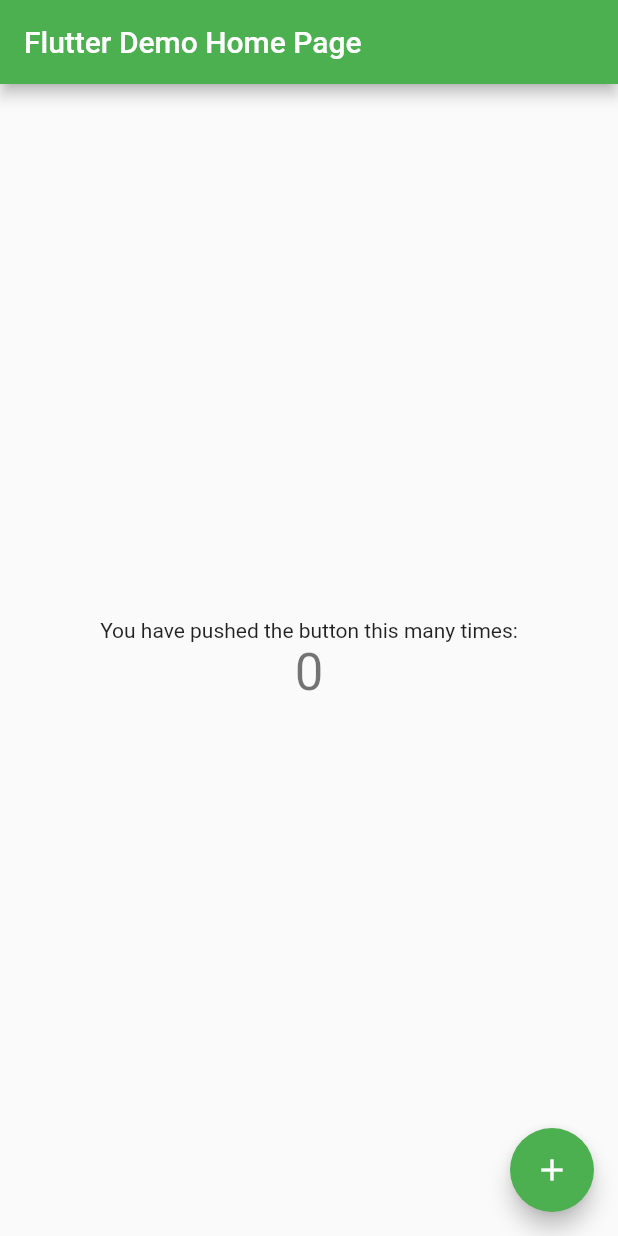
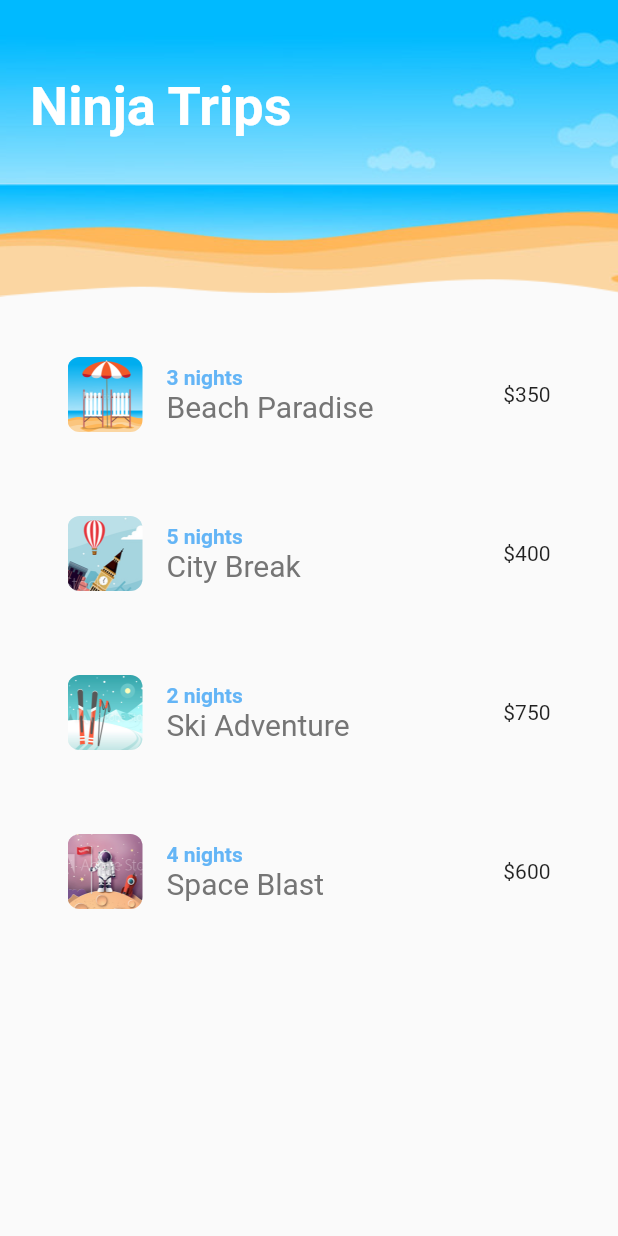
Before and after one commit to Raees453/flutter_animations, a Flutter app: the screen it shows after launch, on a phone screen of 412 x 824 dp. Run offline on Flutter 3.47's test engine with Material 2 defaults, Android fonts, the phone set to English and light mode, and no system bars; missing offline and left inert: lipsum.

```diff
--- a/lib/main.dart
+++ b/lib/main.dart
@@ -1,115 +1,18 @@
 import 'package:flutter/material.dart';
 
+import 'screens/home.dart';
+
 void main() {
-  runApp(const MyApp());
+  runApp(MyApp());
 }
 
 class MyApp extends StatelessWidget {
-  const MyApp({Key? key}) : super(key: key);
-
   // This widget is the root of your application.
   @override
   Widget build(BuildContext context) {
     return MaterialApp(
-      title: 'Flutter Demo',
-      theme: ThemeData(
-        // This is the theme of your application.
-        //
-        // Try running your application with "flutter run". You'll see the
-        // application has a blue toolbar. Then, without quitting the app, try
-        // changing the primarySwatch below to Colors.green and then invoke
-        // "hot reload" (press "r" in the console where you ran "flutter run",
-        // or simply save your changes to "hot reload" in a Flutter IDE).
-        // Notice that the counter didn't reset back to zero; the application
-        // is not restarted.
-        primarySwatch: Colors.green,
-      ),
-      home: const MyHomePage(title: 'Flutter Demo Home Page'),
+      title: 'Ninja Trips',
+      home: Home(),
     );
   }
 }
-
-class MyHomePage extends StatefulWidget {
-  const MyHomePage({Key? key, required this.title}) : super(key: key);
-
-  // This widget is the home page of your application. It is stateful, meaning
-  // that it has a State object (defined below) that contains fields that affect
-  // how it looks.
-
-  // This class is the configuration for the state. It holds the values (in this
-  // case the title) provided by the parent (in this case the App widget) and
-  // used by the build method of the State. Fields in a Widget subclass are
-  // always marked "final".
-
-  final String title;
-
-  @override
-  State<MyHomePage> createState() => _MyHomePageState();
-}
-
-class _MyHomePageState extends State<MyHomePage> {
-  int _counter = 0;
-
-  void _incrementCounter() {
-    setState(() {
-      // This call to setState tells the Flutter framework that something has
-      // changed in this State, which causes it to rerun the build method below
-      // so that the display can reflect the updated values. If we changed
-      // _counter without calling setState(), then the build method would not be
-      // called again, and so nothing would appear to happen.
-      _counter++;
-    });
-  }
-
-  @override
-  Widget build(BuildContext context) {
-    // This method is rerun every time setState is called, for instance as done
-    // by the _incrementCounter method above.
-    //
-    // The Flutter framework has been optimized to make rerunning build methods
-    // fast, so that you can just rebuild anything that needs updating rather
-    // than having to individually change instances of widgets.
-    return Scaffold(
-      appBar: AppBar(
-        // Here we take the value from the MyHomePage object that was created by
-        // the App.build method, and use it to set our appbar title.
-        title: Text(widget.title),
-      ),
-      body: Center(
-        // Center is a layout widget. It takes a single child and positions it
-        // in the middle of the parent.
-        child: Column(
-          // Column is also a layout widget. It takes a list of children and
-          // arranges them vertically. By default, it sizes itself to fit its
-          // children horizontally, and tries to be as tall as its parent.
-          //
-          // Invoke "debug painting" (press "p" in the console, choose the
-          // "Toggle Debug Paint" action from the Flutter Inspector in Android
-          // Studio, or the "Toggle Debug Paint" command in Visual Studio Code)
-          // to see the wireframe for each widget.
-          //
-          // Column has various properties to control how it sizes itself and
-          // how it positions its children. Here we use mainAxisAlignment to
-          // center the children vertically; the main axis here is the vertical
-          // axis because Columns are vertical (the cross axis would be
-          // horizontal).
-          mainAxisAlignment: MainAxisAlignment.center,
-          children: <Widget>[
-            const Text(
-              'You have pushed the button this many times:',
-            ),
-            Text(
-              '$_counter',
-              style: Theme.of(context).textTheme.headline4,
-            ),
-          ],
-        ),
-      ),
-      floatingActionButton: FloatingActionButton(
-        onPressed: _incrementCounter,
-        tooltip: 'Increment',
-        child: const Icon(Icons.add),
-      ), // This trailing comma makes auto-formatting nicer for build methods.
-    );
-  }
-}
--- /dev/null
+++ b/lib/models/Trip.dart
@@ -0,0 +1,13 @@
+class Trip {
+  final String title;
+  final String price;
+  final String nights;
+  final String img;
+
+  Trip({
+    this.title,
+    this.price,
+    this.nights,
+    this.img,
+  });
+}
--- /dev/null
+++ b/lib/screens/home.dart
@@ -0,0 +1,38 @@
+import 'package:flutter/material.dart';
+
+import '../shared/screenTitle.dart';
+import '../shared/tripList.dart';
+
+class Home extends StatefulWidget {
+  @override
+  _HomeState createState() => _HomeState();
+}
+
+class _HomeState extends State<Home> {
+  @override
+  Widget build(BuildContext context) {
+    return Scaffold(
+        body: Container(
+            padding: EdgeInsets.all(20),
+            decoration: BoxDecoration(
+              image: DecorationImage(
+                  image: AssetImage("images/bg.png"),
+                  fit: BoxFit.fitWidth,
+                  alignment: Alignment.topLeft),
+            ),
+            child: Column(
+              crossAxisAlignment: CrossAxisAlignment.start,
+              children: <Widget>[
+                SizedBox(height: 30),
+                SizedBox(
+                  height: 160,
+                  child: ScreenTitle(text: 'Ninja Trips'),
+                ),
+                Flexible(
+                  child: TripList(),
+                )
+                //Sandbox(),
+              ],
+            )));
+  }
+}
--- /dev/null
+++ b/lib/shared/screenTitle.dart
@@ -0,0 +1,16 @@
+import 'package:flutter/material.dart';
+
+class ScreenTitle extends StatelessWidget {
+  final String text;
+
+  const ScreenTitle({Key key, this.text}) : super(key: key);
+
+  @override
+  Widget build(BuildContext context) {
+    return Text(
+      text,
+      style: TextStyle(
+          fontSize: 36, color: Colors.white, fontWeight: FontWeight.bold),
+    );
+  }
+}
--- /dev/null
+++ b/lib/shared/tripList.dart
@@ -0,0 +1,75 @@
+import 'package:flutter/material.dart';
+
+import '../models/Trip.dart';
+import '../screens/details.dart';
+
+class TripList extends StatefulWidget {
+  @override
+  _TripListState createState() => _TripListState();
+}
+
+class _TripListState extends State<TripList> {
+  List<Widget> _tripTiles = [];
+  final GlobalKey _listKey = GlobalKey();
+
+  @override
+  void initState() {
+    super.initState();
+    _addTrips();
+  }
+
+  void _addTrips() {
+    // get data from db
+    List<Trip> _trips = [
+      Trip(
+          title: 'Beach Paradise', price: '350', nights: '3', img: 'beach.png'),
+      Trip(title: 'City Break', price: '400', nights: '5', img: 'city.png'),
+      Trip(title: 'Ski Adventure', price: '750', nights: '2', img: 'ski.png'),
+      Trip(title: 'Space Blast', price: '600', nights: '4', img: 'space.png'),
+    ];
+
+    _trips.forEach((Trip trip) {
+      _tripTiles.add(_buildTile(trip));
+    });
+  }
+
+  Widget _buildTile(Trip trip) {
+    return ListTile(
+      onTap: () {
+        Navigator.push(context,
+            MaterialPageRoute(builder: (context) => Details(trip: trip)));
+      },
+      contentPadding: EdgeInsets.all(25),
+      title: Column(
+        crossAxisAlignment: CrossAxisAlignment.start,
+        children: <Widget>[
+          Text('${trip.nights} nights',
+              style: TextStyle(
+                  fontSize: 14,
+                  fontWeight: FontWeight.bold,
+                  color: Colors.blue[300])),
+          Text(trip.title,
+              style: TextStyle(fontSize: 20, color: Colors.grey[600])),
+        ],
+      ),
+      leading: ClipRRect(
+        borderRadius: BorderRadius.circular(8.0),
+        child: Image.asset(
+          'images/${trip.img}',
+          height: 50.0,
+        ),
+      ),
+      trailing: Text('\$${trip.price}'),
+    );
+  }
+
+  @override
+  Widget build(BuildContext context) {
+    return ListView.builder(
+        key: _listKey,
+        itemCount: _tripTiles.length,
+        itemBuilder: (context, index) {
+          return _tripTiles[index];
+        });
+  }
+}
```
Also changed, not shown: lib/screens/details.dart (added, +52 -0 lines), lib/shared/heart.dart (added, +20 -0 lines), pubspec.yaml (+10 -22 lines), images/beach.png (added), images/bg.png (added), images/city.png (added), images/ski.jpg (added), images/ski.png (added), images/space.png (added), pubspec.lock, 1 other file.
